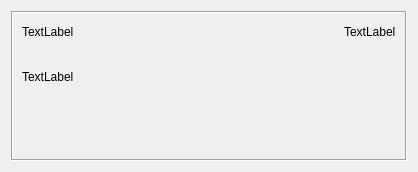
Qt form ui/widgets/popular_repositories.ui (DomiTP/GitHub-Manager) before a commit.
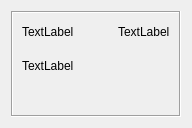
The same form after that commit. Custom widgets are drawn as their Qt base class.

What changed in the file:
```diff
--- a/ui/widgets/popular_repositories.ui
+++ b/ui/widgets/popular_repositories.ui
@@ -6,8 +6,8 @@
             <rect>
                 <x>0</x>
                 <y>0</y>
-                <width>418</width>
-                <height>172</height>
+                <width>192</width>
+                <height>128</height>
             </rect>
         </property>
         <property name="windowTitle">
```
